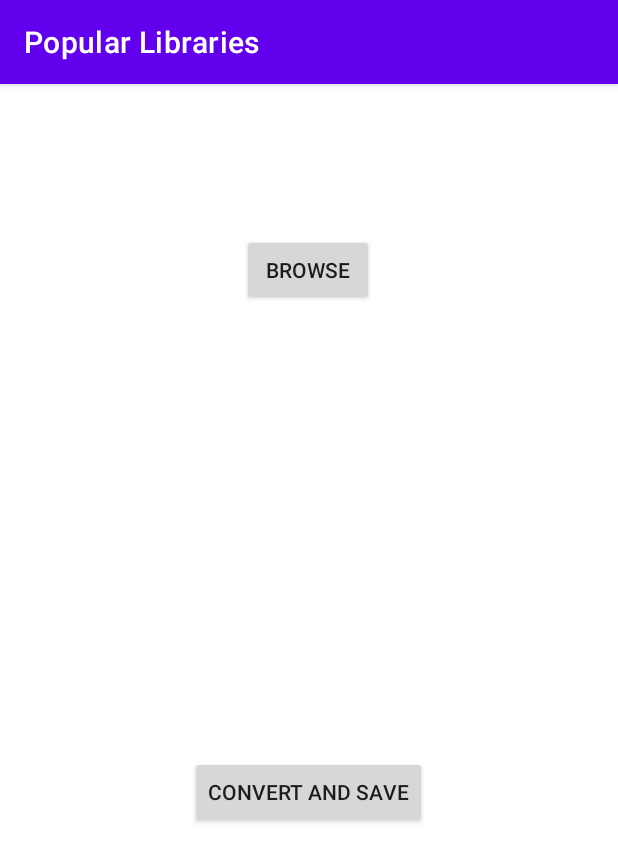
After one commit to buthed/Popular_libraries_training-project, an Android app: the fragment ConverterFragment shown on its own in the app's theme, on a phone screen of 412 x 824 dp. The commit adds this screen. Shown: the top 862 px of the screen. Run offline under Robolectric (Android 15) with nearby library versions, the phone set to English and light mode, and no system bars; libraries missing offline, so code that uses them is left out: moxy.ktx.moxyPresenter; 1 statement that could not run was skipped.

Commit message:
Start homework, fragment has been added

```diff
--- a/app/build.gradle
+++ b/app/build.gradle
@@ -41,6 +41,7 @@ dependencies {
     implementation 'androidx.appcompat:appcompat:1.4.0'
     implementation 'com.google.android.material:material:1.4.0'
     implementation 'androidx.constraintlayout:constraintlayout:2.1.2'
+    implementation 'androidx.legacy:legacy-support-v4:1.0.0'
     testImplementation 'junit:junit:4.+'
     androidTestImplementation 'androidx.test.ext:junit:1.1.3'
     androidTestImplementation 'androidx.test.espresso:espresso-core:3.4.0'
--- a/app/src/main/java/com/example/popular_libraries_training_project/screens/AppScreens.kt
+++ b/app/src/main/java/com/example/popular_libraries_training_project/screens/AppScreens.kt
@@ -1,6 +1,7 @@
 package com.example.popular_libraries_training_project.screens
 
 import com.example.popular_libraries_training_project.model.GithubUserModel
+import com.example.popular_libraries_training_project.ui.converter.ConverterFragment
 import com.example.popular_libraries_training_project.ui.users.ProfileFragment
 import com.example.popular_libraries_training_project.ui.users.UsersFragment
 import com.github.terrakok.cicerone.androidx.FragmentScreen
@@ -14,4 +15,8 @@ object AppScreens {
     fun userProfile(userName: GithubUserModel) = FragmentScreen {
         ProfileFragment(userName)
     }
+
+    fun photoConverter() = FragmentScreen {
+        ConverterFragment()
+    }
 }
--- /dev/null
+++ b/app/src/main/java/com/example/popular_libraries_training_project/ui/converter/ConverterFragment.kt
@@ -0,0 +1,35 @@
+package com.example.popular_libraries_training_project.ui.converter
+
+import android.os.Bundle
+import androidx.fragment.app.Fragment
+import android.view.LayoutInflater
+import android.view.View
+import android.view.ViewGroup
+import com.example.popular_libraries_training_project.App
+import com.example.popular_libraries_training_project.R
+import com.example.popular_libraries_training_project.databinding.FragmentConverterBinding
+import com.example.popular_libraries_training_project.databinding.FragmentProfileBinding
+import com.example.popular_libraries_training_project.domain.GithubUsersRepository
+import com.example.popular_libraries_training_project.ui.users.ProfilePresenter
+import com.example.popular_libraries_training_project.ui.users.UsersPresenter
+import moxy.MvpAppCompatFragment
+import moxy.ktx.moxyPresenter
+
+class ConverterFragment : MvpAppCompatFragment() {
+
+    private val presenter by moxyPresenter { ConverterPresenter() }
+
+    private var _binding: FragmentConverterBinding? = null
+    private val binding
+        get() = _binding!!
+
+    override fun onCreateView(inflater: LayoutInflater, container: ViewGroup?, savedInstanceState: Bundle?): View? {
+        _binding = FragmentConverterBinding.inflate(inflater, container, false)
+        return binding.root
+    }
+
+    override fun onViewCreated(view: View, savedInstanceState: Bundle?) {
+        super.onViewCreated(view, savedInstanceState)
+        presenter.takeJpgFile()
+    }
+}
--- /dev/null
+++ b/app/src/main/java/com/example/popular_libraries_training_project/ui/converter/ConverterPresenter.kt
@@ -0,0 +1,14 @@
+package com.example.popular_libraries_training_project.ui.converter
+
+import com.example.popular_libraries_training_project.ui.users.ProfileView
+import com.github.terrakok.cicerone.Router
+import moxy.MvpPresenter
+
+class ConverterPresenter(
+): MvpPresenter<ConverterView>(){
+
+    fun takeJpgFile() {
+
+    }
+
+}
--- /dev/null
+++ b/app/src/main/java/com/example/popular_libraries_training_project/ui/converter/ConverterView.kt
@@ -0,0 +1,6 @@
+package com.example.popular_libraries_training_project.ui.converter
+
+import moxy.MvpView
+
+class ConverterView: MvpView {
+}
--- a/app/src/main/java/com/example/popular_libraries_training_project/ui/main/MainPresenter.kt
+++ b/app/src/main/java/com/example/popular_libraries_training_project/ui/main/MainPresenter.kt
@@ -11,7 +11,7 @@ class MainPresenter(
     override fun onFirstViewAttach() {
         super.onFirstViewAttach()
 
-        router.navigateTo(AppScreens.userScreen())
+        router.navigateTo(AppScreens.photoConverter())
     }
 
     fun backPressed() {
--- /dev/null
+++ b/app/src/main/res/layout/fragment_converter.xml
@@ -0,0 +1,45 @@
+<?xml version="1.0" encoding="utf-8"?>
+<androidx.constraintlayout.widget.ConstraintLayout xmlns:android="http://schemas.android.com/apk/res/android"
+    xmlns:app="http://schemas.android.com/apk/res-auto"
+    android:layout_width="match_parent"
+    android:layout_height="match_parent"
+    xmlns:tools="http://schemas.android.com/tools">
+
+
+    <androidx.appcompat.widget.AppCompatButton
+        android:id="@+id/browseButton"
+        android:layout_width="wrap_content"
+        android:layout_height="wrap_content"
+        android:layout_gravity="center_horizontal"
+        android:layout_marginTop="100dp"
+        android:text="@string/browse"
+        android:textAllCaps="true"
+        app:layout_constraintEnd_toEndOf="parent"
+        app:layout_constraintHorizontal_bias="0.498"
+        app:layout_constraintStart_toStartOf="parent"
+        app:layout_constraintTop_toTopOf="parent" />
+
+    <ImageView
+        android:id="@+id/convertImage"
+        android:layout_width="200dp"
+        android:layout_height="200dp"
+        android:layout_marginTop="50dp"
+        app:layout_constraintEnd_toEndOf="parent"
+        app:layout_constraintHorizontal_bias="0.497"
+        app:layout_constraintStart_toStartOf="parent"
+        app:layout_constraintTop_toBottomOf="@+id/browseButton" />
+
+    <androidx.appcompat.widget.AppCompatButton
+        android:id="@+id/convertButton"
+        android:layout_width="wrap_content"
+        android:layout_height="wrap_content"
+        android:layout_gravity="center_horizontal"
+        android:layout_marginTop="50dp"
+        android:text="@string/convertAndSave"
+        android:textAllCaps="true"
+        app:layout_constraintEnd_toEndOf="parent"
+        app:layout_constraintHorizontal_bias="0.498"
+        app:layout_constraintStart_toStartOf="parent"
+        app:layout_constraintTop_toBottomOf="@+id/convertImage" />
+
+</androidx.constraintlayout.widget.ConstraintLayout>
--- a/app/src/main/res/values/strings.xml
+++ b/app/src/main/res/values/strings.xml
@@ -3,4 +3,8 @@
     <string name="counter_one">Счетчик 1</string>
     <string name="counter_two">Счетчик 2</string>
     <string name="counter_three">Счетчик 3</string>
+    <!-- TODO: Remove or change this placeholder text -->
+    <string name="hello_blank_fragment">Hello blank fragment</string>
+    <string name="browse">browse</string>
+    <string name="convertAndSave">Convert and Save</string>
 </resources>
```
